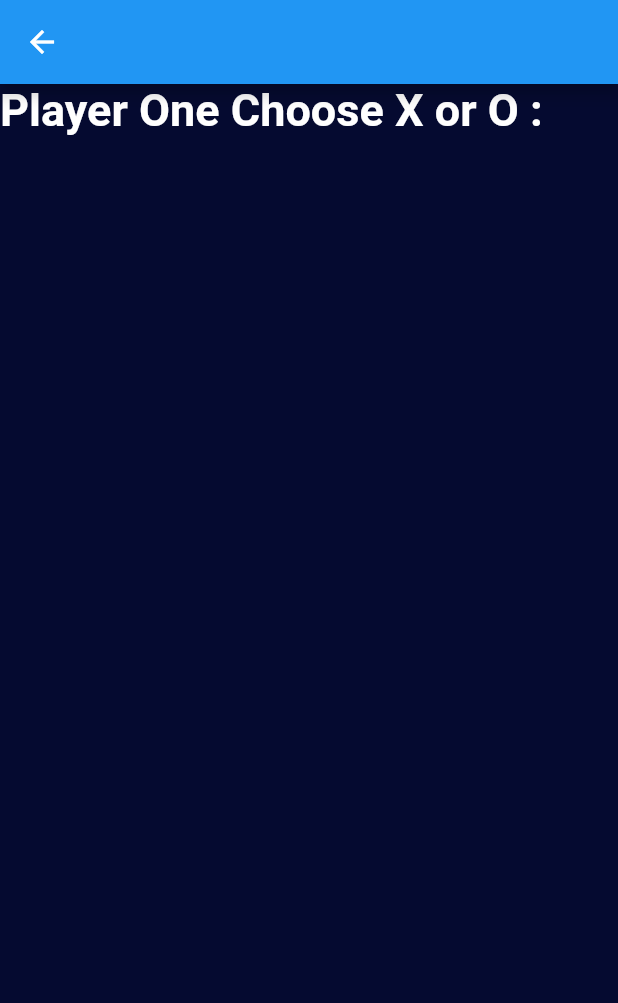
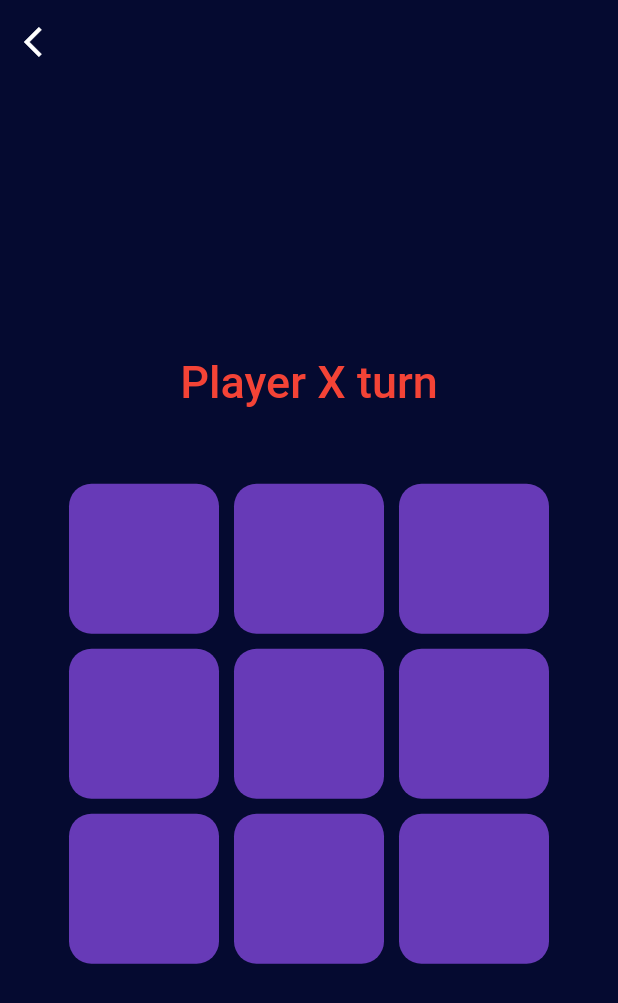
Before and after one commit to mahmoudnader150/tic_tac_toe_game, a Flutter app: the screen it shows after launch, after a tap on "Player vs. Player", on a phone screen of 412 x 824 dp. Shown: the top 1003 px of the screen. Run offline on Flutter 3.47's test engine with Material 2 defaults, Android fonts, the phone set to English and light mode, and no system bars; our stand-ins replace flutter_bloc, fluttertoast, hexcolor; missing offline and left inert: dart:ffi.

Commit message:
make turns and change states

```diff
--- a/lib/components.dart
+++ b/lib/components.dart
@@ -29,7 +29,7 @@ void showToast({
         toastLength: Toast.LENGTH_SHORT,
         gravity: ToastGravity.BOTTOM,
         timeInSecForIosWeb: 5,
-        backgroundColor: Colors.teal,
+        backgroundColor: Colors.red,
         textColor: Colors.white,
         fontSize: 16.0
     );
--- a/lib/cubit.dart
+++ b/lib/cubit.dart
@@ -1,3 +1,7 @@
+import 'dart:ffi';
+import 'dart:ui';
+
+import 'package:flutter/material.dart';
 import 'package:flutter_bloc/flutter_bloc.dart';
 import 'package:tic_tac_toe/states.dart';
 
@@ -5,17 +9,65 @@ class GameCubit extends Cubit<GameStates> {
   GameCubit() :super(GameInitialState());
   static GameCubit get(context) => BlocProvider.of(context);
 
-  List<List<int>> grid=[
+  List<List<int>> valuesGrid=[
     [0,0,0],
     [0,0,0],
     [0,0,0]
   ];
+  List<List<String>> lettersGrid=[
+    ["","",""],
+    ["","",""],
+    ["","",""],
+  ];
+
+  List<List<Color>> colorsGrid=[
+    [Colors.purple,Colors.purple,Colors.purple,],
+    [Colors.purple,Colors.purple,Colors.purple,],
+    [Colors.purple,Colors.purple,Colors.purple,],
+  ];
+
 
   int PLAYER_ONE = 1;
   int PLAYER_TWO = 2;
 
+  bool turn = true;
+
+  void changeGridValues(int row,int column,int value){
+    if(valuesGrid[row][column]==0){
+      if(value==1){
+        valuesGrid[row][column] = value;
+        colorsGrid[row][column] = Colors.red;
+        lettersGrid[row][column] = "X";
+        emit(ChangeGridGameState());
+        changeTurn();
+      }else if(value==2){
+        valuesGrid[row][column] = value;
+        colorsGrid[row][column] = Colors.orange;
+        lettersGrid[row][column] = "O";
+        emit(ChangeGridGameState());
+        changeTurn();
+      }
+    }else{
+      emit(ErrorChangGridGameState());
+    }
+  }
 
 
+  void clearGame(){
+    turn = true;
+    for(int i=0;i<3;i++)
+        for(int j=0;j<3;j++){
+          valuesGrid[i][j] = 0;
+          colorsGrid[i][j] = Colors.purple;
+          lettersGrid[i][j] = "";
+        }
+    emit(ClearGridGameState());
+  }
 
 
+  void changeTurn(){
+    turn = !turn;
+    emit(ChangeTurnGameState());
+  }
+
 }
--- /dev/null
+++ b/lib/game_screen.dart
@@ -0,0 +1,309 @@
+import 'package:flutter/material.dart';
+import 'package:flutter_bloc/flutter_bloc.dart';
+import 'package:hexcolor/hexcolor.dart';
+import 'package:tic_tac_toe/components.dart';
+import 'package:tic_tac_toe/cubit.dart';
+import 'package:tic_tac_toe/start_screen.dart';
+import 'package:tic_tac_toe/states.dart';
+
+class GameScreen extends StatelessWidget {
+
+
+  @override
+  Widget build(BuildContext context) {
+    return  BlocConsumer<GameCubit,GameStates>(
+        listener: (context,state){
+          if(state is ErrorChangGridGameState){
+            showToast(text: "Choose another cell");
+          }
+        },
+        builder: (context,state) {
+          var cubit = GameCubit.get(context);
+          return Scaffold(
+            backgroundColor: HexColor("#050A30"),
+            appBar: AppBar(
+              leading: IconButton(
+                onPressed: (){
+                navigateAndFinish(context, StartScreen());
+                },
+                icon: Icon(Icons.arrow_back_ios),
+              ),
+            backgroundColor: HexColor("#050A30"),
+              elevation: 0,
+            ),
+            body: Column(
+              mainAxisAlignment: MainAxisAlignment.center,
+              children: [
+                Text(
+                  (cubit.turn)?"Player X turn":"Player O turn",
+                  style: TextStyle(
+                      color:(cubit.turn)?Colors.red:Colors.orange,
+                     fontWeight: FontWeight.w500,
+                    fontSize: 30
+                  ),
+                ),
+                SizedBox(height: 50,),
+                Row(
+                  mainAxisAlignment: MainAxisAlignment.center,
+                  children: [
+                    InkWell(
+                      onTap: (){
+                         if(cubit.turn){
+                           cubit.changeGridValues(0, 0, cubit.PLAYER_ONE);
+                         }else{
+                           cubit.changeGridValues(0, 0, cubit.PLAYER_TWO);
+                         }
+                      },
+                      child: Container(
+                        height: 100,
+                        width: 100,
+                        child:Center(
+                          child: Text(
+                            cubit.lettersGrid[0][0],
+                            style:TextStyle(
+                                color: cubit.colorsGrid[0][0],
+                                fontSize: 70,
+                                fontWeight: FontWeight.bold
+                            ) ,),
+                        ),
+                        decoration: BoxDecoration(
+                          borderRadius: BorderRadius.circular(15),
+                          color: Colors.deepPurple,
+                        ),
+                      ),
+                    ),
+                    SizedBox(width: 10,),
+                    InkWell(
+                      onTap: (){
+                        if(cubit.turn){
+                          cubit.changeGridValues(0, 1, cubit.PLAYER_ONE);
+                        }else{
+                          cubit.changeGridValues(0, 1, cubit.PLAYER_TWO);
+                        }
+                      },
+                      child: Container(
+                        height: 100,
+                        width: 100,
+                        child:Center(
+                          child: Text(
+                            cubit.lettersGrid[0][1],
+                            style:TextStyle(
+                                color: cubit.colorsGrid[0][1],
+                                fontSize: 70,
+                                fontWeight: FontWeight.bold
+                            ) ,),
+                        ),
+                        decoration: BoxDecoration(
+                          borderRadius: BorderRadius.circular(15),
+                          color: Colors.deepPurple,
+                        ),
+                      ),
+                    ),
+                    SizedBox(width: 10,),
+                    InkWell(
+                      onTap: (){
+                        if(cubit.turn){
+                          cubit.changeGridValues(0, 2, cubit.PLAYER_ONE);
+                        }else{
+                          cubit.changeGridValues(0, 2, cubit.PLAYER_TWO);
+                        }
+                      },
+                      child: Container(
+                        height: 100,
+                        width: 100,
+                        child:Center(
+                          child: Text(
+                            cubit.lettersGrid[0][2],
+                            style:TextStyle(
+                                color: cubit.colorsGrid[0][2],
+                                fontSize: 70,
+                                fontWeight: FontWeight.bold
+                            ) ,),
+                        ),
+                        decoration: BoxDecoration(
+                          borderRadius: BorderRadius.circular(15),
+                          color: Colors.deepPurple,
+                        ),
+                      ),
+                    ),
+                  ],
+                ),
+                SizedBox(height: 10.0,),
+                Row(
+                  mainAxisAlignment: MainAxisAlignment.center,
+                  children: [
+                    InkWell(
+                      onTap: (){
+                        if(cubit.turn){
+                          cubit.changeGridValues(1, 0, cubit.PLAYER_ONE);
+                        }else{
+                          cubit.changeGridValues(1, 0, cubit.PLAYER_TWO);
+                        }
+                      },
+                      child: Container(
+                        height: 100,
+                        width: 100,
+                        child:Center(
+                          child: Text(
+                            cubit.lettersGrid[1][0],
+                            style:TextStyle(
+                                color: cubit.colorsGrid[1][0],
+                                fontSize: 70,
+                                fontWeight: FontWeight.bold
+                            ) ,),
+                        ),
+                        decoration: BoxDecoration(
+                          borderRadius: BorderRadius.circular(15),
+                          color: Colors.deepPurple,
+                        ),
+                      ),
+                    ),
+                    SizedBox(width: 10,),
+                    InkWell(
+                      onTap: (){
+                        if(cubit.turn){
+                          cubit.changeGridValues(1, 1, cubit.PLAYER_ONE);
+                        }else{
+                          cubit.changeGridValues(1, 1, cubit.PLAYER_TWO);
+                        }
+                      },
+                      child: Container(
+                        height: 100,
+                        width: 100,
+                        child:Center(
+                          child: Text(
+                            cubit.lettersGrid[1][1],
+                            style:TextStyle(
+                                color: cubit.colorsGrid[1][1],
+                                fontSize: 70,
+                                fontWeight: FontWeight.bold
+                            ) ,),
+                        ),
+                        decoration: BoxDecoration(
+                          borderRadius: BorderRadius.circular(15),
+                          color: Colors.deepPurple,
+                        ),
+                      ),
+                    ),
+                    SizedBox(width: 10,),
+                    InkWell(
+                      onTap: (){
+                        if(cubit.turn){
+                          cubit.changeGridValues(1, 2, cubit.PLAYER_ONE);
+                        }else{
+                          cubit.changeGridValues(1, 2, cubit.PLAYER_TWO);
+                        }
+                      },
+                      child: Container(
+                        height: 100,
+                        width: 100,
+                        child:Center(
+                          child: Text(
+                            cubit.lettersGrid[1][2],
+                            style:TextStyle(
+                                color: cubit.colorsGrid[1][2],
+                                fontSize: 70,
+                                fontWeight: FontWeight.bold
+                            ) ,),
+                        ),
+                        decoration: BoxDecoration(
+                          borderRadius: BorderRadius.circular(15),
+                          color: Colors.deepPurple,
+                        ),
+                      ),
+                    ),
+                  ],
+                ),
+                SizedBox(height: 10.0,),
+                Row(
+                  mainAxisAlignment: MainAxisAlignment.center,
+                  children: [
+                    InkWell(
+                      onTap: (){
+                        if(cubit.turn){
+                          cubit.changeGridValues(2, 0, cubit.PLAYER_ONE);
+                        }else{
+                          cubit.changeGridValues(2, 0, cubit.PLAYER_TWO);
+                        }
+                      },
+                      child: Container(
+                        height: 100,
+                        width: 100,
+                        child:Center(
+                          child: Text(
+                            cubit.lettersGrid[2][0],
+                            style:TextStyle(
+                                color: cubit.colorsGrid[2][0],
+                                fontSize: 70,
+                                fontWeight: FontWeight.bold
+                            ) ,),
+                        ),
+                        decoration: BoxDecoration(
+                          borderRadius: BorderRadius.circular(15),
+                          color: Colors.deepPurple,
+                        ),
+                      ),
+                    ),
+                    SizedBox(width: 10,),
+                    InkWell(
+                      onTap: (){
+                        if(cubit.turn){
+                          cubit.changeGridValues(2, 1, cubit.PLAYER_ONE);
+                        }else{
+                          cubit.changeGridValues(2, 1, cubit.PLAYER_TWO);
+                        }
+                      },
+                      child: Container(
+                        height: 100,
+                        width: 100,
+                        child:Center(
+                          child: Text(
+                            cubit.lettersGrid[2][1],
+                            style:TextStyle(
+                                color: cubit.colorsGrid[2][1],
+                                fontSize: 70,
+                                fontWeight: FontWeight.bold
+                            ) ,),
+                        ),
+                        decoration: BoxDecoration(
+                          borderRadius: BorderRadius.circular(15),
+                          color: Colors.deepPurple,
+                        ),
+                      ),
+                    ),
+                    SizedBox(width: 10,),
+                    InkWell(
+                      onTap: (){
+                        if(cubit.turn){
+                          cubit.changeGridValues(2, 2, cubit.PLAYER_ONE);
+                        }else{
+                          cubit.changeGridValues(2, 2, cubit.PLAYER_TWO);
+                        }
+                      },
+                      child: Container(
+                        height: 100,
+                        width: 100,
+                        child:Center(
+                          child: Text(
+                            cubit.lettersGrid[2][2],
+                            style:TextStyle(
+                                color: cubit.colorsGrid[2][2],
+                                fontSize: 70,
+                                fontWeight: FontWeight.bold
+                            ) ,),
+                        ),
+                        decoration: BoxDecoration(
+                          borderRadius: BorderRadius.circular(15),
+                          color: Colors.deepPurple,
+                        ),
+                      ),
+                    ),
+                  ],
+                ),
+              ],
+            )
+          );
+        }
+    );
+  }
+}
--- a/lib/start_screen.dart
+++ b/lib/start_screen.dart
@@ -1,7 +1,11 @@
 import 'package:flutter/material.dart';
+import 'package:flutter_bloc/flutter_bloc.dart';
 import 'package:hexcolor/hexcolor.dart';
 import 'package:tic_tac_toe/choose_screen.dart';
 import 'package:tic_tac_toe/components.dart';
+import 'package:tic_tac_toe/cubit.dart';
+import 'package:tic_tac_toe/game_screen.dart';
+import 'package:tic_tac_toe/states.dart';
 
 class StartScreen extends StatefulWidget {
   const StartScreen({super.key});
@@ -13,10 +17,14 @@ class StartScreen extends StatefulWidget {
 class _StartScreenState extends State<StartScreen> {
   @override
   Widget build(BuildContext context) {
+    return  BlocConsumer<GameCubit,GameStates>(
+          listener: (context,state){},
+      builder: (context,state) {
+          var cubit =   GameCubit.get(context);
         return Scaffold(
           backgroundColor: HexColor("#050A30"),
           appBar: AppBar(
-        backgroundColor:HexColor("#050A30") ,
+            backgroundColor: HexColor("#050A30"),
             elevation: 0.0,
             title: Center(
               child: Text(
@@ -42,12 +50,13 @@ class _StartScreenState extends State<StartScreen> {
                 ),
                 SizedBox(height: 10,),
                 Image(
-                image:AssetImage("assets/xo.jpg"),
+                  image: AssetImage("assets/xo.jpg"),
                 ),
                 SizedBox(height: 25,),
                 InkWell(
-              onTap: (){
-                navigateTo(context, ChooseScreen());
+                  onTap: () {
+                    cubit.clearGame();
+                    navigateTo(context, GameScreen());
                   },
                   child: Container(
                     width: double.infinity,
@@ -70,7 +79,7 @@ class _StartScreenState extends State<StartScreen> {
                 ),
                 SizedBox(height: 25,),
                 InkWell(
-              onTap: (){
+                  onTap: () {
 
                   },
                   child: Container(
@@ -97,4 +106,6 @@ class _StartScreenState extends State<StartScreen> {
           ),
         );
     }
+    );
   }
+}
--- a/lib/states.dart
+++ b/lib/states.dart
@@ -1,3 +1,7 @@
 abstract class GameStates{}
 
 class GameInitialState extends GameStates{}
+class ChangeGridGameState extends GameStates{}
+class ErrorChangGridGameState extends GameStates{}
+class ChangeTurnGameState extends GameStates{}
+class ClearGridGameState extends GameStates{}
```
Also changed, not shown: lib/choose_screen.dart (+78 -2 lines). Lines whose indentation alone changed are shown as unchanged.
